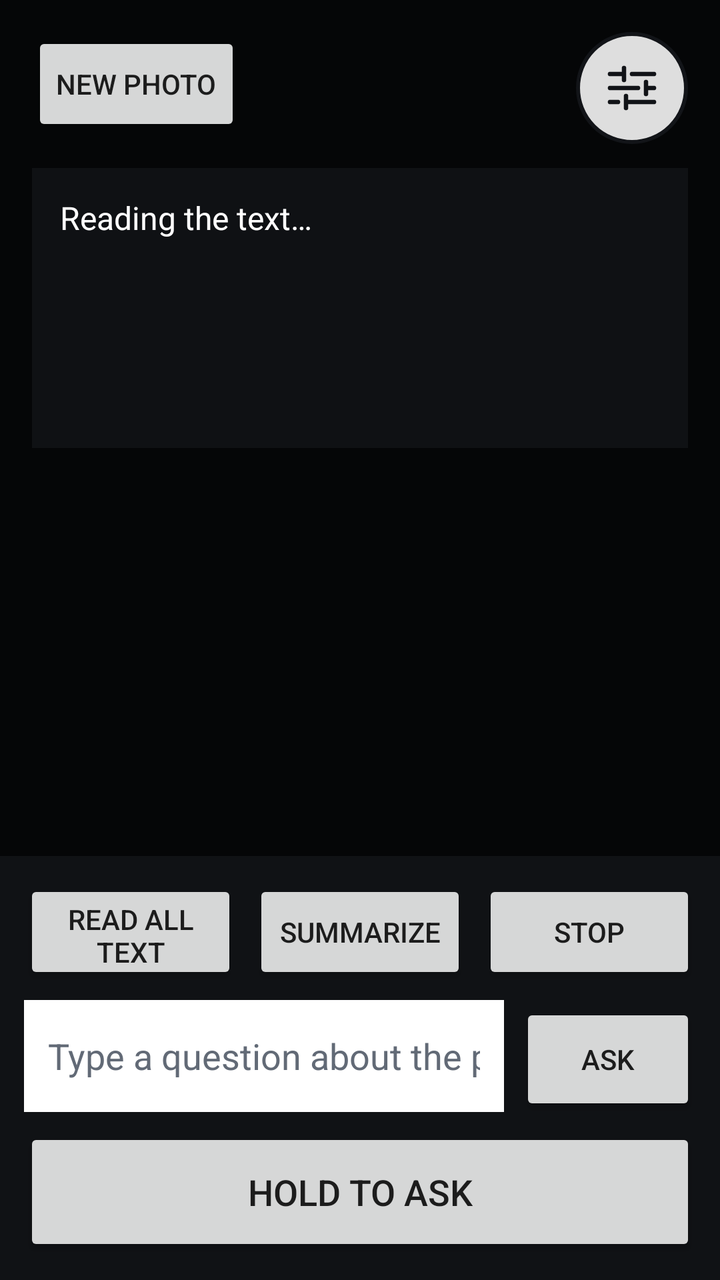
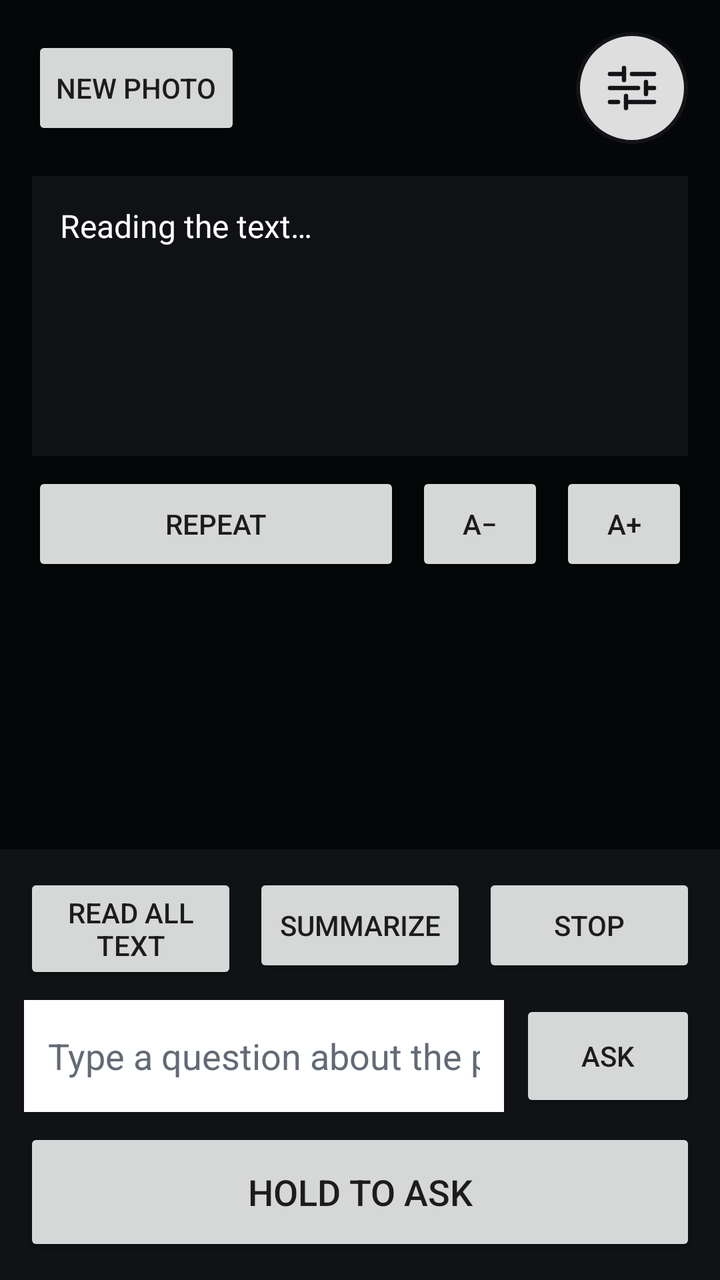

Screens rendered from an Android XML layout before and after an edit, with the pre-edit source and the edit as a unified diff.
<!-- AndroidManifest.xml: application theme Theme.Test_project -->
<!-- res/layout/fragment_review.xml -->
<?xml version="1.0" encoding="utf-8"?>
<FrameLayout xmlns:android="http://schemas.android.com/apk/res/android"
    android:layout_width="match_parent"
    android:layout_height="match_parent"
    android:background="#050607">

    <ImageView
        android:id="@+id/imgShot"
        android:layout_width="match_parent"
        android:layout_height="match_parent"
        android:background="#050607"
        android:importantForAccessibility="no"
        android:scaleType="fitCenter" />

    <FrameLayout
        android:id="@+id/blockList"
        android:layout_width="match_parent"
        android:layout_height="match_parent" />

    <Button
        android:id="@+id/btnRetake"
        android:layout_width="wrap_content"
        android:layout_height="52dp"
        android:layout_gravity="top|start"
        android:layout_margin="16dp"
        android:text="@string/new_photo"
        android:contentDescription="@string/new_photo_description" />

    <ImageButton
        android:id="@+id/btnReviewSettings"
        android:layout_width="56dp"
        android:layout_height="56dp"
        android:layout_gravity="top|end"
        android:layout_margin="16dp"
        android:background="@drawable/bg_round_control"
        android:contentDescription="@string/processing_settings"
        android:padding="14dp"
        android:src="@drawable/ic_settings_lines" />

    <ScrollView
        android:layout_width="match_parent"
        android:layout_height="140dp"
        android:layout_gravity="top"
        android:layout_marginStart="16dp"
        android:layout_marginTop="84dp"
        android:layout_marginEnd="16dp"
        android:background="#CC121418"
        android:fillViewport="true">

        <TextView
            android:id="@+id/txtReviewStatus"
            android:layout_width="match_parent"
            android:layout_height="wrap_content"
            android:padding="14dp"
            android:text="@string/review_loading"
            android:textColor="#FFFFFF"
            android:textIsSelectable="true"
            android:textSize="16sp" />
    </ScrollView>

    <LinearLayout
        android:layout_width="match_parent"
        android:layout_height="wrap_content"
        android:layout_gravity="bottom"
        android:background="#DD121418"
        android:orientation="vertical"
        android:padding="12dp">

        <LinearLayout
            android:layout_width="match_parent"
            android:layout_height="wrap_content"
            android:baselineAligned="false"
            android:orientation="horizontal">

            <Button
                android:id="@+id/btnReadAll"
                android:layout_width="0dp"
                android:layout_height="52dp"
                android:layout_weight="1"
                android:text="@string/read_all"
                android:contentDescription="@string/read_all_description" />

            <Button
                android:id="@+id/btnSummarize"
                android:layout_width="0dp"
                android:layout_height="52dp"
                android:layout_marginStart="8dp"
                android:layout_weight="1"
                android:text="@string/summarize"
                android:contentDescription="@string/summarize_description" />

            <Button
                android:id="@+id/btnStop"
                android:layout_width="0dp"
                android:layout_height="52dp"
                android:layout_marginStart="8dp"
                android:layout_weight="1"
                android:text="@string/stop" />
        </LinearLayout>

        <LinearLayout
            android:id="@+id/errorActions"
            android:layout_width="match_parent"
            android:layout_height="wrap_content"
            android:orientation="horizontal"
            android:visibility="gone">
            <Button
                android:id="@+id/btnRetry"
                android:layout_width="0dp"
                android:layout_height="52dp"
                android:layout_weight="1"
                android:text="@string/retry" />
            <Button
                android:id="@+id/btnReadLocally"
                android:layout_width="0dp"
                android:layout_height="52dp"
                android:layout_marginStart="8dp"
                android:layout_weight="1"
                android:text="@string/read_locally" />
        </LinearLayout>

        <LinearLayout
            android:layout_width="match_parent"
            android:layout_height="wrap_content"
            android:layout_marginTop="8dp"
            android:orientation="horizontal">
            <EditText
                android:id="@+id/editQuestion"
                android:layout_width="0dp"
                android:layout_height="56dp"
                android:layout_weight="1"
                android:background="#FFFFFFFF"
                android:hint="@string/type_question"
                android:inputType="textCapSentences"
                android:maxLines="2"
                android:paddingStart="12dp"
                android:paddingEnd="12dp"
                android:textColor="#121418"
                android:textColorHint="#626A76" />
            <Button
                android:id="@+id/btnTypedAsk"
                android:layout_width="wrap_content"
                android:layout_height="56dp"
                android:layout_marginStart="8dp"
                android:text="@string/ask" />
        </LinearLayout>

        <Button
            android:id="@+id/btnAsk"
            android:layout_width="match_parent"
            android:layout_height="64dp"
            android:layout_marginTop="8dp"
            android:text="@string/hold_to_ask"
            android:textSize="18sp"
            android:contentDescription="@string/hold_to_ask_description" />
    </LinearLayout>

</FrameLayout>
<!-- resources referenced by this layout -->
<resources>
  <!-- drawable bg_round_control (drawable) -->
  <?xml version="1.0" encoding="utf-8"?>
  <shape xmlns:android="http://schemas.android.com/apk/res/android" android:shape="oval">
      <solid android:color="#DDFFFFFF" />
      <stroke android:width="2dp" android:color="#FF121418" />
  </shape>
  <!-- drawable ic_settings_lines (drawable) -->
  <?xml version="1.0" encoding="utf-8"?>
  <vector xmlns:android="http://schemas.android.com/apk/res/android"
      android:width="28dp" android:height="28dp"
      android:viewportWidth="28" android:viewportHeight="28">
      <path android:fillColor="@android:color/transparent" android:strokeColor="#121418"
          android:strokeWidth="2.2" android:strokeLineCap="round"
          android:pathData="M3,7 L10,7 M14,7 L25,7 M10,4 L10,10 M3,14 L17,14 M21,14 L25,14 M21,11 L21,17 M3,21 L7,21 M11,21 L25,21 M11,18 L11,24" />
  </vector>
  <string name="ask">Ask</string>
  <string name="hold_to_ask">Hold to ask</string>
  <string name="hold_to_ask_description">Hold and speak to ask a question about the photo.</string>
  <string name="new_photo">New photo</string>
  <string name="new_photo_description">Go back to the camera and take another photo.</string>
  <string name="processing_settings">Processing settings</string>
  <string name="read_all">Read all text</string>
  <string name="read_all_description">Read all the text in the photo aloud, in order.</string>
  <string name="read_locally">Read locally</string>
  <string name="retry">Retry</string>
  <string name="review_loading">Reading the text…</string>
  <string name="stop">Stop</string>
  <string name="summarize">Summarize</string>
  <string name="summarize_description">Hear a short summary of what the photo shows.</string>
  <string name="type_question">Type a question about the photo</string>
  <style name="Theme.Test_project" parent="Theme.AppCompat.Light.NoActionBar" />
</resources>

<!-- the commit's change to res/layout/fragment_review.xml (unified diff, before → after) -->
@@ -17,142 +17,212 @@
         android:layout_width="match_parent"
         android:layout_height="match_parent" />
 
-    <Button
-        android:id="@+id/btnRetake"
-        android:layout_width="wrap_content"
-        android:layout_height="52dp"
-        android:layout_gravity="top|start"
-        android:layout_margin="16dp"
-        android:text="@string/new_photo"
-        android:contentDescription="@string/new_photo_description" />
-
-    <ImageButton
-        android:id="@+id/btnReviewSettings"
-        android:layout_width="56dp"
-        android:layout_height="56dp"
-        android:layout_gravity="top|end"
-        android:layout_margin="16dp"
-        android:background="@drawable/bg_round_control"
-        android:contentDescription="@string/processing_settings"
-        android:padding="14dp"
-        android:src="@drawable/ic_settings_lines" />
-
-    <ScrollView
+    
+    <LinearLayout
+        android:id="@+id/reviewPanels"
         android:layout_width="match_parent"
-        android:layout_height="140dp"
-        android:layout_gravity="top"
-        android:layout_marginStart="16dp"
-        android:layout_marginTop="84dp"
-        android:layout_marginEnd="16dp"
-        android:background="#CC121418"
-        android:fillViewport="true">
-
-        <TextView
-            android:id="@+id/txtReviewStatus"
+        android:layout_height="match_parent"
+        android:orientation="vertical">
+
+        <FrameLayout
             android:layout_width="match_parent"
             android:layout_height="wrap_content"
-            android:padding="14dp"
-            android:text="@string/review_loading"
-            android:textColor="#FFFFFF"
-            android:textIsSelectable="true"
-            android:textSize="16sp" />
-    </ScrollView>
-
-    <LinearLayout
-        android:layout_width="match_parent"
-        android:layout_height="wrap_content"
-        android:layout_gravity="bottom"
-        android:background="#DD121418"
-        android:orientation="vertical"
-        android:padding="12dp">
+            android:padding="16dp">
+
+            <Button
+                android:id="@+id/btnRetake"
+                android:layout_width="wrap_content"
+                android:layout_height="wrap_content"
+                android:layout_gravity="start|center_vertical"
+                android:minHeight="52dp"
+                android:text="@string/new_photo"
+                android:contentDescription="@string/new_photo_description" />
+
+            <ImageButton
+                android:id="@+id/btnReviewSettings"
+                android:layout_width="56dp"
+                android:layout_height="56dp"
+                android:layout_gravity="end|center_vertical"
+                android:background="@drawable/bg_round_control"
+                android:contentDescription="@string/processing_settings"
+                android:padding="14dp"
+                android:src="@drawable/ic_settings_lines" />
+        </FrameLayout>
+
+        <ScrollView
+            android:id="@+id/statusScroll"
+            android:layout_width="match_parent"
+            android:layout_height="140dp"
+            android:layout_marginStart="16dp"
+            android:layout_marginEnd="16dp"
+            android:background="#CC121418"
+            android:fillViewport="true">
+
+            <TextView
+                android:id="@+id/txtReviewStatus"
+                android:layout_width="match_parent"
+                android:layout_height="wrap_content"
+                android:padding="14dp"
+                android:text="@string/review_loading"
+                android:textColor="#FFFFFF"
+                android:textIsSelectable="true"
+                android:textSize="16sp" />
+        </ScrollView>
 
         <LinearLayout
+            android:id="@+id/textTools"
             android:layout_width="match_parent"
             android:layout_height="wrap_content"
+            android:layout_marginStart="16dp"
+            android:layout_marginTop="8dp"
+            android:layout_marginEnd="16dp"
             android:baselineAligned="false"
             android:orientation="horizontal">
 
             <Button
-                android:id="@+id/btnReadAll"
+                android:id="@+id/btnRepeat"
                 android:layout_width="0dp"
-                android:layout_height="52dp"
+                android:layout_height="wrap_content"
                 android:layout_weight="1"
-                android:text="@string/read_all"
-                android:contentDescription="@string/read_all_description" />
-
-            <Button
-                android:id="@+id/btnSummarize"
-                android:layout_width="0dp"
-                android:layout_height="52dp"
+                android:minHeight="52dp"
+                android:text="@string/repeat"
+                android:contentDescription="@string/repeat_description" />
+
+            <Button
+                android:id="@+id/btnTextSmaller"
+                android:layout_width="wrap_content"
+                android:layout_height="wrap_content"
                 android:layout_marginStart="8dp"
-                android:layout_weight="1"
-                android:text="@string/summarize"
-                android:contentDescription="@string/summarize_description" />
-
-            <Button
-                android:id="@+id/btnStop"
-                android:layout_width="0dp"
-                android:layout_height="52dp"
+                android:minWidth="64dp"
+                android:minHeight="52dp"
+                android:text="@string/text_smaller_symbol"
+                android:contentDescription="@string/text_smaller" />
+
+            <Button
+                android:id="@+id/btnTextLarger"
+                android:layout_width="wrap_content"
+                android:layout_height="wrap_content"
                 android:layout_marginStart="8dp"
-                android:layout_weight="1"
-                android:text="@string/stop" />
+                android:minWidth="64dp"
+                android:minHeight="52dp"
+                android:text="@string/text_larger_symbol"
+                android:contentDescription="@string/text_larger" />
         </LinearLayout>
 
+        <View
+            android:id="@+id/reviewSpacer"
+            android:layout_width="match_parent"
+            android:layout_height="0dp"
+            android:layout_weight="1" />
+
         <LinearLayout
-            android:id="@+id/errorActions"
             android:layout_width="match_parent"
             android:layout_height="wrap_content"
-            android:orientation="horizontal"
-            android:visibility="gone">
-            <Button
-                android:id="@+id/btnRetry"
-                android:layout_width="0dp"
-                android:layout_height="52dp"
-                android:layout_weight="1"
-                android:text="@string/retry" />
-            <Button
-                android:id="@+id/btnReadLocally"
-                android:layout_width="0dp"
-                android:layout_height="52dp"
-                android:layout_marginStart="8dp"
-                android:layout_weight="1"
-                android:text="@string/read_locally" />
+            android:background="#DD121418"
+            android:orientation="vertical"
+            android:padding="12dp">
+
+            <LinearLayout
+                android:id="@+id/readActions"
+                android:layout_width="match_parent"
+                android:layout_height="wrap_content"
+                android:baselineAligned="false"
+                android:orientation="horizontal">
+
+                <Button
+                    android:id="@+id/btnReadAll"
+                    android:layout_width="0dp"
+                    android:layout_height="wrap_content"
+                    android:layout_weight="1"
+                    android:minHeight="52dp"
+                    android:text="@string/read_all"
+                    android:contentDescription="@string/read_all_description" />
+
+                <Button
+                    android:id="@+id/btnSummarize"
+                    android:layout_width="0dp"
+                    android:layout_height="wrap_content"
+                    android:layout_marginStart="8dp"
+                    android:layout_weight="1"
+                    android:minHeight="52dp"
+                    android:text="@string/summarize"
+                    android:contentDescription="@string/summarize_description" />
+
+                <Button
+                    android:id="@+id/btnStop"
+                    android:layout_width="0dp"
+                    android:layout_height="wrap_content"
+                    android:layout_marginStart="8dp"
+                    android:layout_weight="1"
+                    android:minHeight="52dp"
+                    android:text="@string/stop" />
+            </LinearLayout>
+
+            <LinearLayout
+                android:id="@+id/errorActions"
+                android:layout_width="match_parent"
+                android:layout_height="wrap_content"
+                android:baselineAligned="false"
+                android:orientation="horizontal"
+                android:visibility="gone">
+                <Button
+                    android:id="@+id/btnRetry"
+                    android:layout_width="0dp"
+                    android:layout_height="wrap_content"
+                    android:layout_weight="1"
+                    android:minHeight="52dp"
+                    android:text="@string/retry" />
+                <Button
+                    android:id="@+id/btnReadLocally"
+                    android:layout_width="0dp"
+                    android:layout_height="wrap_content"
+                    android:layout_marginStart="8dp"
+                    android:layout_weight="1"
+                    android:minHeight="52dp"
+                    android:text="@string/read_locally" />
+            </LinearLayout>
+
+            <LinearLayout
+                android:layout_width="match_parent"
+                android:layout_height="wrap_content"
+                android:layout_marginTop="8dp"
+                android:baselineAligned="false"
+                android:orientation="horizontal">
+                <EditText
+                    android:id="@+id/editQuestion"
+                    android:layout_width="0dp"
+                    android:layout_height="wrap_content"
+                    android:layout_weight="1"
+                    android:minHeight="56dp"
+                    android:background="#FFFFFFFF"
+                    android:hint="@string/type_question"
+                    android:imeOptions="actionSend"
+                    android:importantForAutofill="no"
+                    android:inputType="textCapSentences"
+                    android:paddingStart="12dp"
+                    android:paddingEnd="12dp"
+                    android:textColor="#121418"
+                    android:textColorHint="#626A76" />
+                <Button
+                    android:id="@+id/btnTypedAsk"
+                    android:layout_width="wrap_content"
+                    android:layout_height="wrap_content"
+                    android:layout_gravity="center_vertical"
+                    android:layout_marginStart="8dp"
+                    android:minHeight="56dp"
+                    android:text="@string/ask" />
+            </LinearLayout>
+
+            <Button
+                android:id="@+id/btnAsk"
+                android:layout_width="match_parent"
+                android:layout_height="wrap_content"
+                android:layout_marginTop="8dp"
+                android:minHeight="64dp"
+                android:text="@string/hold_to_ask"
+                android:textSize="18sp"
+                android:contentDescription="@string/hold_to_ask_description" />
         </LinearLayout>
-
-        <LinearLayout
-            android:layout_width="match_parent"
-            android:layout_height="wrap_content"
-            android:layout_marginTop="8dp"
-            android:orientation="horizontal">
-            <EditText
-                android:id="@+id/editQuestion"
-                android:layout_width="0dp"
-                android:layout_height="56dp"
-                android:layout_weight="1"
-                android:background="#FFFFFFFF"
-                android:hint="@string/type_question"
-                android:inputType="textCapSentences"
-                android:maxLines="2"
-                android:paddingStart="12dp"
-                android:paddingEnd="12dp"
-                android:textColor="#121418"
-                android:textColorHint="#626A76" />
-            <Button
-                android:id="@+id/btnTypedAsk"
-                android:layout_width="wrap_content"
-                android:layout_height="56dp"
-                android:layout_marginStart="8dp"
-                android:text="@string/ask" />
-        </LinearLayout>
-
-        <Button
-            android:id="@+id/btnAsk"
-            android:layout_width="match_parent"
-            android:layout_height="64dp"
-            android:layout_marginTop="8dp"
-            android:text="@string/hold_to_ask"
-            android:textSize="18sp"
-            android:contentDescription="@string/hold_to_ask_description" />
     </LinearLayout>
 
 </FrameLayout>
<!-- resource entries referenced after the edit -->
@@ -24,11 +24,17 @@
   <string name="read_all">Read all text</string>
   <string name="read_all_description">Read all the text in the photo aloud, in order.</string>
   <string name="read_locally">Read locally</string>
+  <string name="repeat">Repeat</string>
+  <string name="repeat_description">Say the text in the box at the top again.</string>
   <string name="retry">Retry</string>
   <string name="review_loading">Reading the text…</string>
   <string name="stop">Stop</string>
   <string name="summarize">Summarize</string>
   <string name="summarize_description">Hear a short summary of what the photo shows.</string>
+  <string name="text_larger">Larger text</string>
+  <string name="text_larger_symbol">A+</string>
+  <string name="text_smaller">Smaller text</string>
+  <string name="text_smaller_symbol">A−</string>
   <string name="type_question">Type a question about the photo</string>
   <style name="Theme.Test_project" parent="Theme.AppCompat.Light.NoActionBar" />
 </resources>
